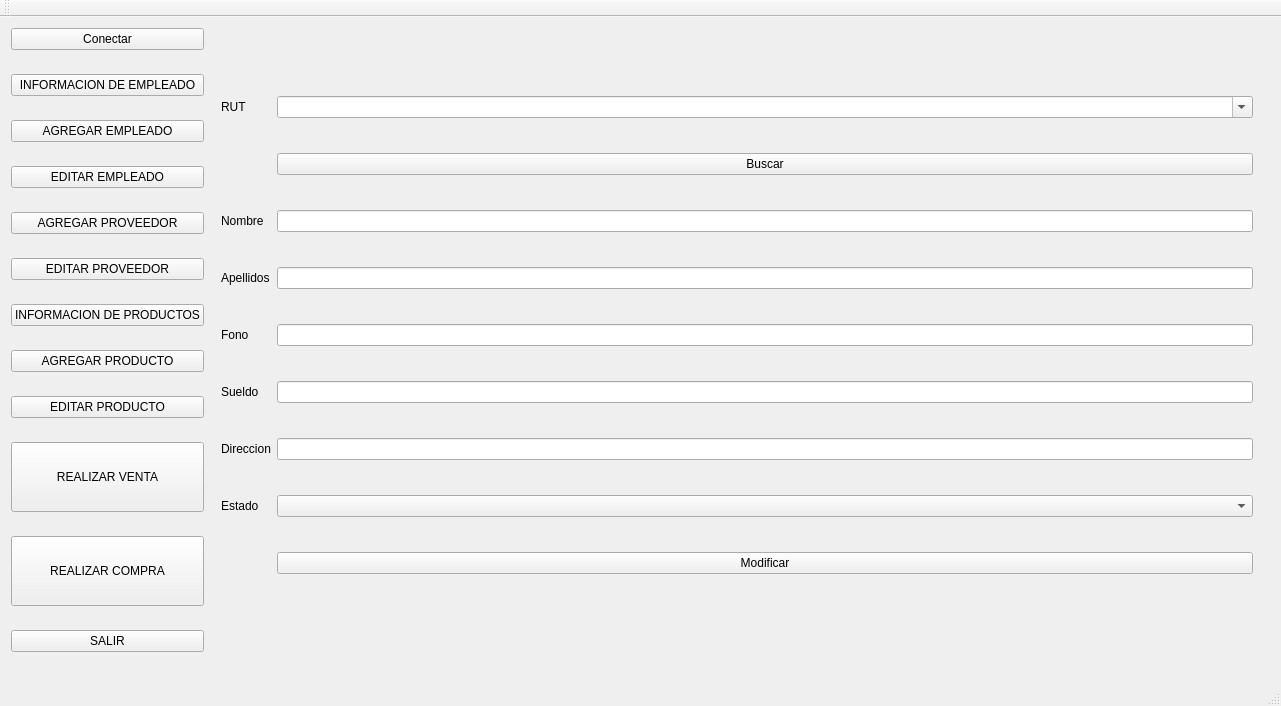
Old version of the form ProyectoSIA/mainwindow.ui in the repository SebastianPB31/ProyectoSIA.
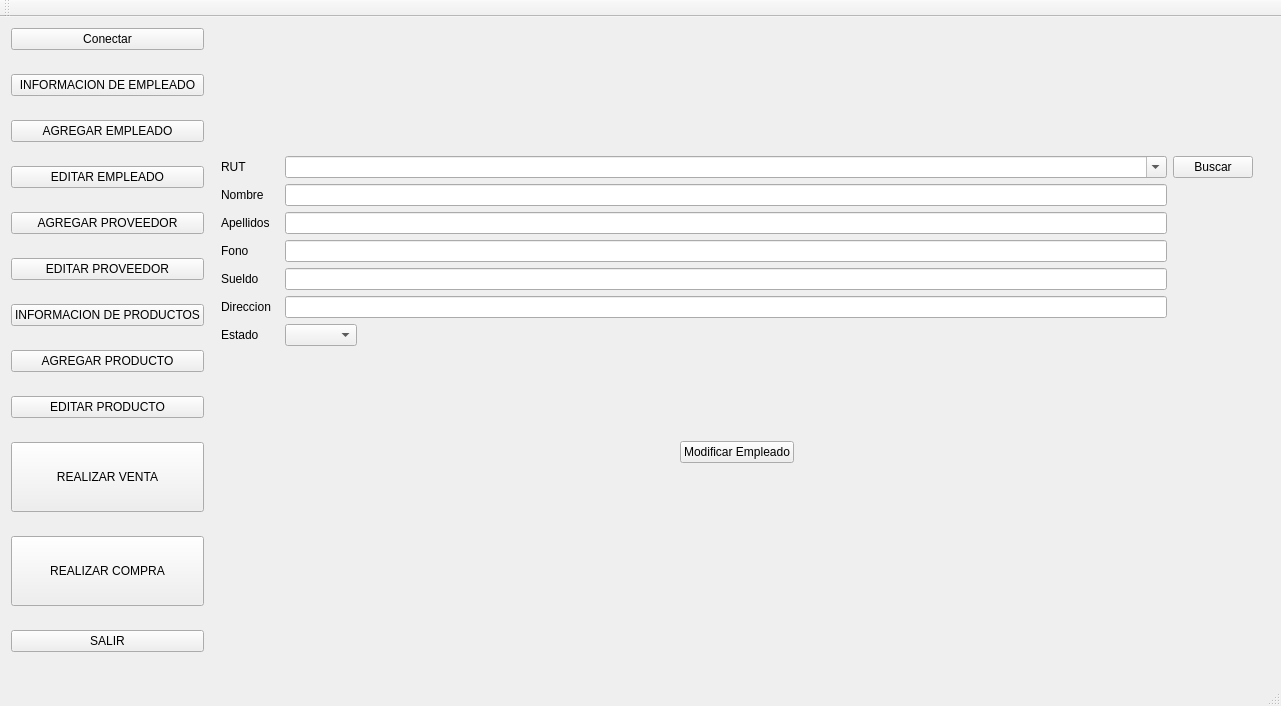
New version of the form. The open tabs and pages were chosen to show the change.

```diff
--- a/ProyectoSIA/mainwindow.ui
+++ b/ProyectoSIA/mainwindow.ui
@@ -503,51 +503,8 @@
        </layout>
       </widget>
       <widget class="QWidget" name="page_4">
-       <layout class="QGridLayout" name="gridLayout_5">
-        <item row="6" column="2">
-         <widget class="QLineEdit" name="sueldoEmpleado_2"/>
-        </item>
-        <item row="10" column="2">
-         <widget class="QLabel" name="estatus_3">
-          <property name="sizePolicy">
-           <sizepolicy hsizetype="Preferred" vsizetype="Fixed">
-            <horstretch>0</horstretch>
-            <verstretch>0</verstretch>
-           </sizepolicy>
-          </property>
-          <property name="text">
-           <string/>
-          </property>
-         </widget>
-        </item>
-        <item row="0" column="2">
-         <widget class="QComboBox" name="listaEmpleados_3">
-          <property name="editable">
-           <bool>true</bool>
-          </property>
-         </widget>
-        </item>
-        <item row="0" column="1">
-         <widget class="QLabel" name="label_6">
-          <property name="text">
-           <string>RUT</string>
-          </property>
-         </widget>
-        </item>
-        <item row="4" column="2">
-         <widget class="QLineEdit" name="apellidosEmpleado_2"/>
-        </item>
-        <item row="1" column="2">
-         <widget class="QPushButton" name="buscarEmpleado">
-          <property name="text">
-           <string>Buscar</string>
-          </property>
-          <property name="autoDefault">
-           <bool>true</bool>
-          </property>
-         </widget>
-        </item>
-        <item row="9" column="2">
+       <layout class="QGridLayout" name="gridLayout_17">
+        <item row="1" column="1">
          <widget class="QPushButton" name="modificarEmpleado">
           <property name="sizePolicy">
            <sizepolicy hsizetype="Preferred" vsizetype="Fixed">
@@ -556,63 +513,167 @@
            </sizepolicy>
           </property>
           <property name="text">
-           <string>Modificar</string>
+           <string>Modificar Empleado</string>
           </property>
          </widget>
         </item>
-        <item row="7" column="1">
-         <widget class="QLabel" name="label_8">
-          <property name="text">
-           <string>Direccion</string>
+        <item row="2" column="1">
+         <widget class="QLabel" name="estatus_3">
+          <property name="sizePolicy">
+           <sizepolicy hsizetype="Preferred" vsizetype="Fixed">
+            <horstretch>0</horstretch>
+            <verstretch>0</verstretch>
+           </sizepolicy>
           </property>
-         </widget>
-        </item>
-        <item row="5" column="1">
-         <widget class="QLabel" name="label_56">
           <property name="text">
-           <string>Fono</string>
+           <string/>
           </property>
          </widget>
         </item>
-        <item row="5" column="2">
-         <widget class="QLineEdit" name="fonoEmpleado_2"/>
-        </item>
-        <item row="3" column="1">
-         <widget class="QLabel" name="label_7">
-          <property name="text">
-           <string>Nombre</string>
+        <item row="1" column="0">
+         <spacer name="horizontalSpacer_8">
+          <property name="orientation">
+           <enum>Qt::Horizontal</enum>
           </property>
-         </widget>
-        </item>
-        <item row="4" column="1">
-         <widget class="QLabel" name="label_57">
-          <property name="text">
-           <string>Apellidos</string>
+          <property name="sizeHint" stdset="0">
+           <size>
+            <width>457</width>
+            <height>20</height>
+           </size>
           </property>
-         </widget>
+         </spacer>
         </item>
-        <item row="7" column="2">
-         <widget class="QLineEdit" name="direccionEmpleado_2"/>
-        </item>
-        <item row="6" column="1">
-         <widget class="QLabel" name="label_9">
-          <property name="text">
-           <string>Sueldo</string>
+        <item row="1" column="2">
+         <spacer name="horizontalSpacer_9">
+          <property name="orientation">
+           <enum>Qt::Horizontal</enum>
           </property>
-         </widget>
-        </item>
-        <item row="3" column="2">
-         <widget class="QLineEdit" name="nombreEmpleado_2"/>
-        </item>
-        <item row="8" column="1">
-         <widget class="QLabel" name="label_58">
-          <property name="text">
-           <string>Estado</string>
+          <property name="sizeHint" stdset="0">
+           <size>
+            <width>457</width>
+            <height>20</height>
+           </size>
           </property>
-         </widget>
+         </spacer>
         </item>
-        <item row="8" column="2">
-         <widget class="QComboBox" name="estadoEmpleado"/>
+        <item row="0" column="0" colspan="3">
+         <layout class="QGridLayout" name="gridLayout_5">
+          <item row="4" column="1">
+           <widget class="QLineEdit" name="sueldoEmpleado_2"/>
+          </item>
+          <item row="5" column="0">
+           <widget class="QLabel" name="label_8">
+            <property name="text">
+             <string>Direccion</string>
+            </property>
+           </widget>
+          </item>
+          <item row="2" column="1">
+           <widget class="QLineEdit" name="apellidosEmpleado_2"/>
+          </item>
+          <item row="0" column="1">
+           <widget class="QComboBox" name="listaEmpleados_3">
+            <property name="sizePolicy">
+             <sizepolicy hsizetype="Expanding" vsizetype="Fixed">
+              <horstretch>0</horstretch>
+              <verstretch>0</verstretch>
+             </sizepolicy>
+            </property>
+            <property name="editable">
+             <bool>true</bool>
+            </property>
+           </widget>
+          </item>
+          <item row="2" column="0">
+           <widget class="QLabel" name="label_57">
+            <property name="text">
+             <string>Apellidos</string>
+            </property>
+           </widget>
+          </item>
+          <item row="5" column="1">
+           <widget class="QLineEdit" name="direccionEmpleado_2"/>
+          </item>
+          <item row="1" column="1">
+           <widget class="QLineEdit" name="nombreEmpleado_2"/>
+          </item>
+          <item row="3" column="1">
+           <widget class="QLineEdit" name="fonoEmpleado_2"/>
+          </item>
+          <item row="0" column="0">
+           <widget class="QLabel" name="label_6">
+            <property name="sizePolicy">
+             <sizepolicy hsizetype="Preferred" vsizetype="Fixed">
+              <horstretch>0</horstretch>
+              <verstretch>0</verstretch>
+             </sizepolicy>
+            </property>
+            <property name="baseSize">
+             <size>
+              <width>0</width>
+              <height>0</height>
+             </size>
+            </property>
+            <property name="text">
+             <string>RUT          </string>
+            </property>
+           </widget>
+          </item>
+          <item row="6" column="1">
+           <widget class="QComboBox" name="estadoEmpleado">
+            <property name="sizePolicy">
+             <sizepolicy hsizetype="Fixed" vsizetype="Fixed">
+              <horstretch>0</horstretch>
+              <verstretch>0</verstretch>
+             </sizepolicy>
+            </property>
+           </widget>
+          </item>
+          <item row="6" column="0">
+           <widget class="QLabel" name="label_58">
+            <property name="text">
+             <string>Estado</string>
+            </property>
+           </widget>
+          </item>
+          <item row="1" column="0">
+           <widget class="QLabel" name="label_7">
+            <property name="text">
+             <string>Nombre</string>
+            </property>
+           </widget>
+          </item>
+          <item row="4" column="0">
+           <widget class="QLabel" name="label_9">
+            <property name="text">
+             <string>Sueldo</string>
+            </property>
+           </widget>
+          </item>
+          <item row="3" column="0">
+           <widget class="QLabel" name="label_56">
+            <property name="text">
+             <string>Fono</string>
+            </property>
+           </widget>
+          </item>
+          <item row="0" column="2">
+           <widget class="QPushButton" name="buscarEmpleado">
+            <property name="sizePolicy">
+             <sizepolicy hsizetype="Fixed" vsizetype="Fixed">
+              <horstretch>0</horstretch>
+              <verstretch>0</verstretch>
+             </sizepolicy>
+            </property>
+            <property name="text">
+             <string>Buscar</string>
+            </property>
+            <property name="autoDefault">
+             <bool>true</bool>
+            </property>
+           </widget>
+          </item>
+         </layout>
         </item>
        </layout>
       </widget>
```
Left out of the diff: 401 changed lines with no effect on the pictures.
